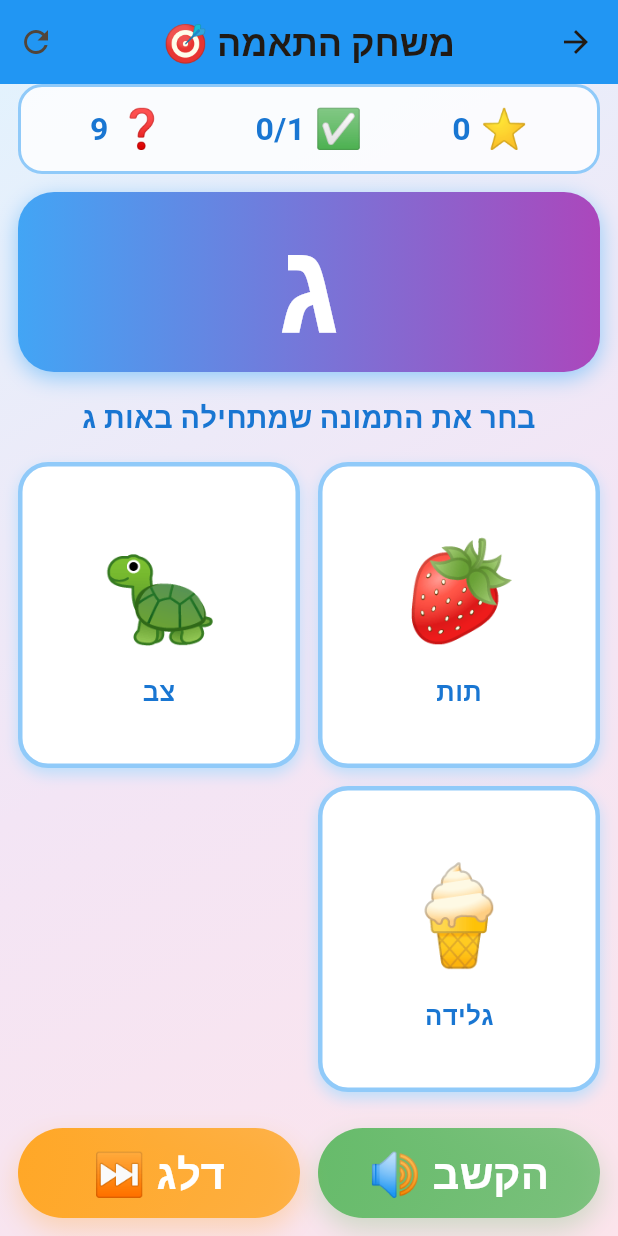
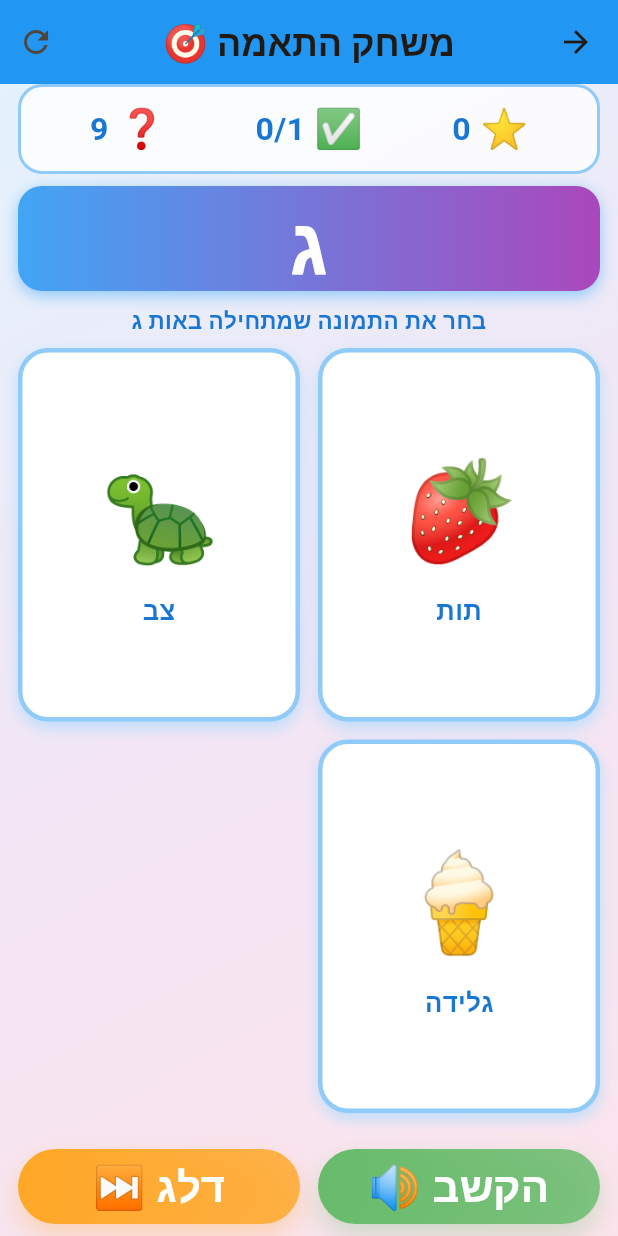
Before and after one commit to cohenra/learning-games, a Flutter app: the LettersMatchingGameScreen screen opened directly, after a tap on "קל (3 אפשרויות) ⭐", on a phone screen of 412 x 824 dp. Run offline on Flutter 3.47's test engine with Material 3 defaults, Android fonts, the phone set to English and light mode, and no system bars; our stand-ins replace flutter_tts, shared_preferences; accounts and stored records are empty; Roboto replaces fonts that are missing (Rubik).

Commit message:
Reduce UI element sizes to give more space for game cards/circles
Letter Matching Game optimizations:
- Reduced letter display height: 120px → 70px
- Reduced letter font size: 80 → 50
- Reduced instruction font size: 18 → 14
- Reduced button height: 60px → 50px
- Reduced spacing between elements: 12/16px → 8px
- Added maxLines and overflow to instructions
- Total space saved: ~80px more for grid

Find the Odd Color Game optimizations:
- Reduced instructions height: 60px → 45px
- Reduced instructions font size: 24 → 18
- Reduced button height: 60px → 50px
- Reduced spacing between elements: 12/16px → 8px
- Added maxLines and overflow to instructions
- Total space saved: ~50px more for grid

Result:
- Cards/circles now have MUCH more room to display properly
- All items fit on screen without going beyond bottom
- Better use of screen real estate
- UI still child-friendly and accessible

```diff
--- a/lib/modules/letters/letters_matching_game_screen.dart
+++ b/lib/modules/letters/letters_matching_game_screen.dart
@@ -376,11 +376,11 @@ class _LettersMatchingGameScreenState extends State<LettersMatchingGameScreen>
       children: [
         // Stats panel
         _buildStatsPanel(responsive),
-        const SizedBox(height: 12),
+        const SizedBox(height: 8),
 
         // Current letter display
         _buildLetterDisplay(responsive),
-        const SizedBox(height: 16),
+        const SizedBox(height: 8),
 
         // Instruction text
         Padding(
@@ -390,14 +390,16 @@ class _LettersMatchingGameScreenState extends State<LettersMatchingGameScreen>
                 ? 'בחר את התמונה שמתחילה באות $_currentLetter'
                 : 'Choose the picture that starts with $_currentLetter',
             style: TextStyle(
-              fontSize: responsive.fontSize(18),
+              fontSize: responsive.fontSize(14),
               fontWeight: FontWeight.bold,
               color: Colors.blue.shade700,
             ),
             textAlign: TextAlign.center,
+            maxLines: 1,
+            overflow: TextOverflow.ellipsis,
           ),
         ),
-        const SizedBox(height: 16),
+        const SizedBox(height: 8),
 
         // Options grid (Expanded to fill available space)
         Expanded(
@@ -406,7 +408,7 @@ class _LettersMatchingGameScreenState extends State<LettersMatchingGameScreen>
 
         // Bottom buttons
         _buildBottomButtons(responsive),
-        const SizedBox(height: 12),
+        const SizedBox(height: 8),
       ],
     );
   }
@@ -453,18 +455,18 @@ class _LettersMatchingGameScreenState extends State<LettersMatchingGameScreen>
     return GestureDetector(
       onTap: _speakLetter,
       child: Container(
-        height: 120,
+        height: 70,
         margin: const EdgeInsets.symmetric(horizontal: 12),
         decoration: BoxDecoration(
           gradient: LinearGradient(
             colors: [Colors.blue.shade400, Colors.purple.shade400],
           ),
-          borderRadius: BorderRadius.circular(24),
+          borderRadius: BorderRadius.circular(16),
           boxShadow: [
             BoxShadow(
               color: Colors.blue.shade200,
-              blurRadius: 12,
-              offset: const Offset(0, 4),
+              blurRadius: 8,
+              offset: const Offset(0, 3),
             ),
           ],
         ),
@@ -480,7 +482,7 @@ class _LettersMatchingGameScreenState extends State<LettersMatchingGameScreen>
                   child: Text(
                     '🎉 $_currentLetter 🎉',
                     style: TextStyle(
-                      fontSize: responsive.fontSize(80),
+                      fontSize: responsive.fontSize(50),
                       fontWeight: FontWeight.bold,
                       color: Colors.white,
                     ),
@@ -489,7 +491,7 @@ class _LettersMatchingGameScreenState extends State<LettersMatchingGameScreen>
               : Text(
                   _currentLetter,
                   style: TextStyle(
-                    fontSize: responsive.fontSize(80),
+                    fontSize: responsive.fontSize(50),
                     fontWeight: FontWeight.bold,
                     color: Colors.white,
                   ),
@@ -596,7 +598,7 @@ class _LettersMatchingGameScreenState extends State<LettersMatchingGameScreen>
               text: _isHebrew ? 'הקשב 🔊' : 'Listen 🔊',
               onPressed: _speakLetter,
               color: Colors.green.shade400,
-              height: 60,
+              height: 50,
             ),
           ),
           const SizedBox(width: 12),
@@ -611,7 +613,7 @@ class _LettersMatchingGameScreenState extends State<LettersMatchingGameScreen>
                 }
               },
               color: Colors.orange.shade400,
-              height: 60,
+              height: 50,
             ),
           ),
         ],
```
Also changed, not shown: lib/modules/colors/colors_odd_one_out_game_screen.dart (+11 -9 lines).
